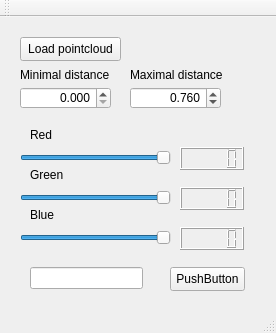
Qt form QPCLVisualizer/QPCLVisualizer.ui (suomi-miartem/VMeasure) before a commit.
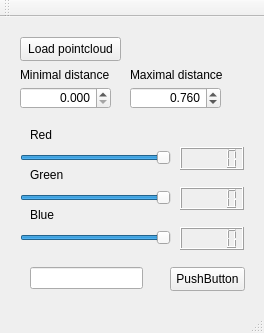
The same form after that commit.

Patch:
```diff
--- a/QPCLVisualizer/QPCLVisualizer.ui
+++ b/QPCLVisualizer/QPCLVisualizer.ui
@@ -6,7 +6,7 @@
    <rect>
     <x>0</x>
     <y>0</y>
-    <width>276</width>
+    <width>264</width>
     <height>333</height>
    </rect>
   </property>
```
Left out of the diff: 2 changed lines with no effect on the pictures.
